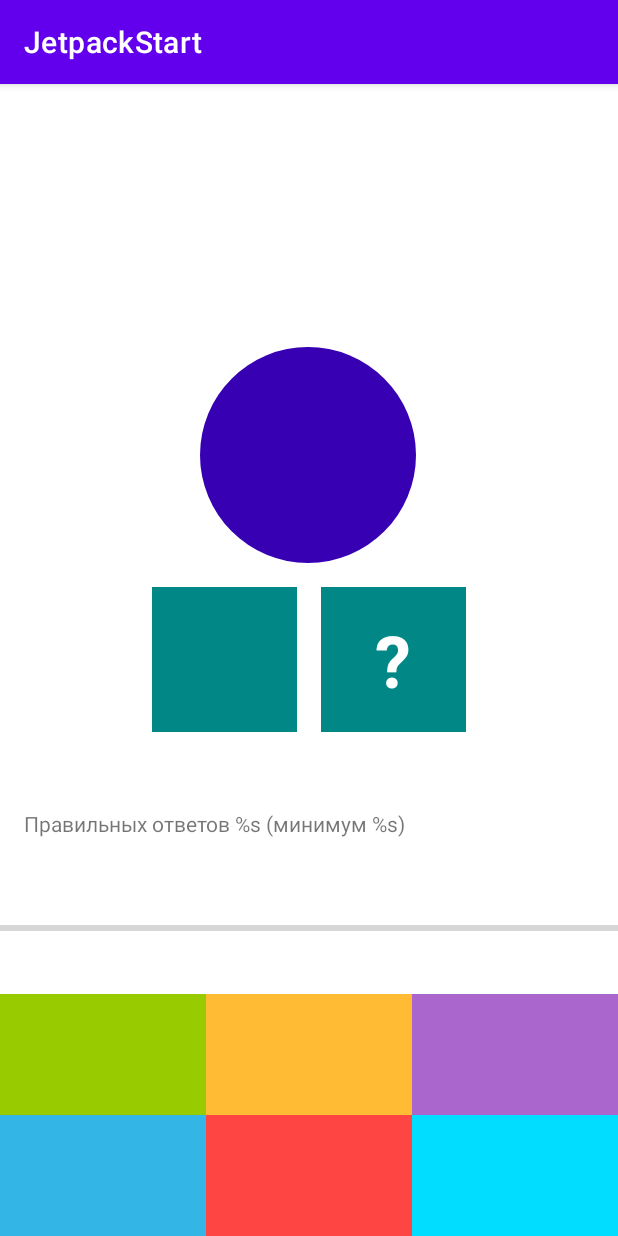
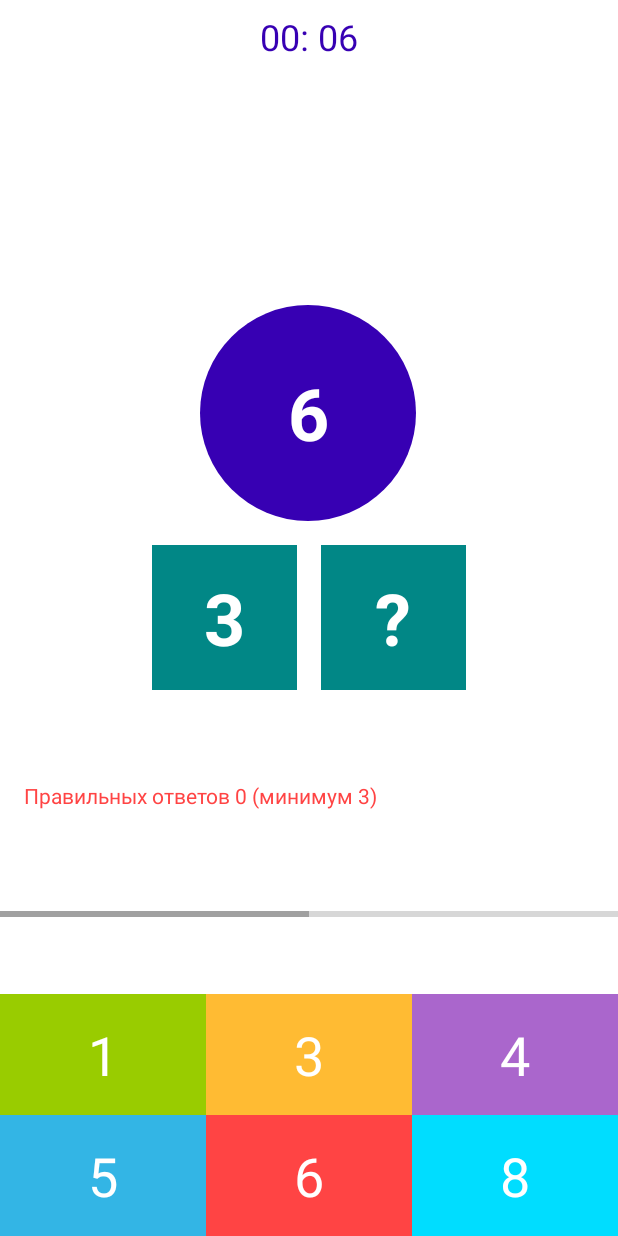
Before and after one commit to PiligrimLazlo/StepicCourse, an Android app: the fragment ChooseLevelFragment placed in its activity, after a tap on "ТЕСТОВЫЙ", on a phone screen of 412 x 824 dp. Run offline under Robolectric (Android 15) with nearby library versions, the phone set to English and light mode, and no system bars; our stand-ins replace data binding.

```diff
--- a/Composition/app/src/main/AndroidManifest.xml
+++ b/Composition/app/src/main/AndroidManifest.xml
@@ -15,6 +15,7 @@
         tools:targetApi="31">
         <activity
             android:name=".presentation.MainActivity"
+            android:screenOrientation="portrait"
             android:exported="true">
             <intent-filter>
                 <action android:name="android.intent.action.MAIN" />
--- a/Composition/app/src/main/java/ru/pl/composition/data/GameRepositoryImpl.kt
+++ b/Composition/app/src/main/java/ru/pl/composition/data/GameRepositoryImpl.kt
@@ -11,7 +11,7 @@ import kotlin.random.Random
 object GameRepositoryImpl : GameRepository {
 
     private const val MIN_SUM_VALUE = 2
-    private const val MIN_ANSWER_VALUE = 2
+    private const val MIN_ANSWER_VALUE = 1
 
     override fun generateQuestion(maxSumValue: Int, countOfOptions: Int): Question {
         val sum = Random.nextInt(MIN_SUM_VALUE, maxSumValue + 1)
--- a/Composition/app/src/main/java/ru/pl/composition/presentation/GameFragment.kt
+++ b/Composition/app/src/main/java/ru/pl/composition/presentation/GameFragment.kt
@@ -1,23 +1,41 @@
 package ru.pl.composition.presentation
 
+import android.content.res.ColorStateList
 import android.os.Bundle
 import android.view.LayoutInflater
 import android.view.View
 import android.view.ViewGroup
+import android.widget.TextView
+import androidx.core.content.ContextCompat
 import androidx.core.os.bundleOf
 import androidx.fragment.app.Fragment
 import androidx.lifecycle.ViewModelProvider
 import ru.pl.composition.R
 import ru.pl.composition.databinding.FragmentGameBinding
 import ru.pl.composition.domain.entity.GameResult
-import ru.pl.composition.domain.entity.GameSettings
 import ru.pl.composition.domain.entity.Level
-import ru.pl.composition.domain.entity.Question
 
 class GameFragment : Fragment() {
 
     private lateinit var level: Level
-    private lateinit var gameViewModel: GameViewModel
+
+    private val viewModelFactory by lazy {
+        GameViewModelFactory(level, requireActivity().application)
+    }
+    private val gameViewModel: GameViewModel by lazy {
+        ViewModelProvider(this, viewModelFactory)[GameViewModel::class.java]
+    }
+
+    private val tvOptions by lazy {
+        mutableListOf<TextView>().apply {
+            add(binding.tvOption1)
+            add(binding.tvOption2)
+            add(binding.tvOption3)
+            add(binding.tvOption4)
+            add(binding.tvOption5)
+            add(binding.tvOption6)
+        }
+    }
 
     private var _binding: FragmentGameBinding? = null
     private val binding: FragmentGameBinding
@@ -40,19 +58,59 @@ class GameFragment : Fragment() {
 
     override fun onViewCreated(view: View, savedInstanceState: Bundle?) {
         super.onViewCreated(view, savedInstanceState)
-        gameViewModel = ViewModelProvider(this)[GameViewModel::class.java]
+        observeViewModel()
+        setClickListenersToOptions()
 
-        binding.tvSum.setOnClickListener {
-            launchGameFinishedFragment(
-                GameResult(
-                    true, 10, 20,
-                    GameSettings(
-                        1, 1,
-                        1, 1
-                    )
-                )
-            )
+    }
+
+    private fun setClickListenersToOptions() {
+        for (tvOption in tvOptions) {
+            tvOption.setOnClickListener {
+                gameViewModel.chooseAnswer(tvOption.text.toString().toInt())
+            }
         }
+    }
+
+    private fun observeViewModel() {
+        gameViewModel.question.observe(viewLifecycleOwner) {
+            binding.apply {
+                tvSum.text = it.sum.toString()
+                tvLeftNumber.text = it.visibleNumber.toString()
+                for (i in 0 until tvOptions.size) {
+                    tvOptions[i].text = it.options[i].toString()
+                }
+            }
+        }
+        gameViewModel.percentOfRightAnswers.observe(viewLifecycleOwner) {
+            binding.progressBar.setProgress(it, true)
+        }
+        gameViewModel.enoughCount.observe(viewLifecycleOwner) {
+            binding.tvAnswersProgress.setTextColor(getColorByState(it))
+        }
+        gameViewModel.enoughPercent.observe(viewLifecycleOwner) {
+            val color = getColorByState(it)
+            binding.progressBar.progressTintList = ColorStateList.valueOf(color)
+        }
+        gameViewModel.formattedTime.observe(viewLifecycleOwner) {
+            binding.tvTimer.text = it
+        }
+        gameViewModel.minPercent.observe(viewLifecycleOwner) {
+            binding.progressBar.secondaryProgress = it
+        }
+        gameViewModel.gameResult.observe(viewLifecycleOwner) {
+            launchGameFinishedFragment(it)
+        }
+        gameViewModel.progressAnswers.observe(viewLifecycleOwner) {
+            binding.tvAnswersProgress.text = it
+        }
+    }
+
+    private fun getColorByState(goodState: Boolean): Int {
+        val colorResId = if (goodState)
+            android.R.color.holo_green_light
+        else
+            android.R.color.holo_red_light
+        return ContextCompat.getColor(requireContext(), colorResId)
     }
 
     private fun launchGameFinishedFragment(gameResult: GameResult) {
--- a/Composition/app/src/main/java/ru/pl/composition/presentation/GameViewModel.kt
+++ b/Composition/app/src/main/java/ru/pl/composition/presentation/GameViewModel.kt
@@ -5,6 +5,7 @@ import android.os.CountDownTimer
 import androidx.lifecycle.AndroidViewModel
 import androidx.lifecycle.LiveData
 import androidx.lifecycle.MutableLiveData
+import androidx.lifecycle.ViewModel
 import ru.pl.composition.R
 import ru.pl.composition.data.GameRepositoryImpl
 import ru.pl.composition.domain.entity.GameResult
@@ -14,9 +15,11 @@ import ru.pl.composition.domain.entity.Question
 import ru.pl.composition.domain.usecases.GenerateQuestionUseCase
 import ru.pl.composition.domain.usecases.GetGameSettingsUseCase
 
-class GameViewModel(application: Application) : AndroidViewModel(application) {
+class GameViewModel(
+    private val application: Application,
+    private val level: Level
+) : ViewModel() {
 
-    private val context = application
     private val gameRepository = GameRepositoryImpl
 
     private val generateQuestionUseCase = GenerateQuestionUseCase(gameRepository)
@@ -25,7 +28,6 @@ class GameViewModel(application: Application) : AndroidViewModel(application) {
     private var timer: CountDownTimer? = null
 
     private lateinit var gameSettings: GameSettings
-    private lateinit var level: Level
 
     private val _formattedTime = MutableLiveData<String>()
     val formattedTime: LiveData<String>
@@ -63,10 +65,15 @@ class GameViewModel(application: Application) : AndroidViewModel(application) {
     private var countOfRightAnswers = 0
     private var countOfQuestions = 0
 
-    fun startGame(level: Level) {
-        getGameSettings(level)
+    init {
+        startGame()
+    }
+
+    private fun startGame() {
+        getGameSettings()
         startTimer()
         generateQuestion()
+        updateProgress()
     }
 
     fun chooseAnswer(number: Int) {
@@ -79,7 +86,7 @@ class GameViewModel(application: Application) : AndroidViewModel(application) {
         val percent = calculatePercentOfRightAnswers()
         _percentOfRightAnswers.value = percent
         _progressAnswers.value = String.format(
-            context.resources.getString(R.string.progress_answers),
+            application.resources.getString(R.string.progress_answers),
             countOfRightAnswers,
             gameSettings.minCountOfRightAnswers
         )
@@ -89,6 +96,8 @@ class GameViewModel(application: Application) : AndroidViewModel(application) {
     }
 
     private fun calculatePercentOfRightAnswers(): Int {
+        if (countOfQuestions == 0)
+            return 0
         return ((countOfRightAnswers / countOfQuestions.toDouble()) * 100).toInt()
     }
 
@@ -100,8 +109,7 @@ class GameViewModel(application: Application) : AndroidViewModel(application) {
         countOfQuestions++
     }
 
-    private fun getGameSettings(level: Level) {
-        this.level = level
+    private fun getGameSettings() {
         this.gameSettings = getGameSettingsUseCase(level)
         _minPercent.value = gameSettings.minPercentOfRightAnswers
     }
--- /dev/null
+++ b/Composition/app/src/main/java/ru/pl/composition/presentation/GameViewModelFactory.kt
@@ -0,0 +1,21 @@
+package ru.pl.composition.presentation
+
+import android.app.Application
+import androidx.lifecycle.ViewModel
+import androidx.lifecycle.ViewModelProvider
+import androidx.lifecycle.viewmodel.CreationExtras
+import ru.pl.composition.domain.entity.Level
+
+class GameViewModelFactory(
+    private val level: Level,
+    private val application: Application
+) : ViewModelProvider.Factory {
+
+    override fun <T : ViewModel> create(modelClass: Class<T>): T {
+        if (modelClass.isAssignableFrom(GameViewModel::class.java)) {
+            return GameViewModel(application, level) as T
+        }
+        throw RuntimeException("Unknown viewModel class $modelClass")
+    }
+
+}
--- a/Composition/app/src/main/res/layout/activity_main.xml
+++ b/Composition/app/src/main/res/layout/activity_main.xml
@@ -1,10 +1,11 @@
 <?xml version="1.0" encoding="utf-8"?>
-<androidx.fragment.app.FragmentContainerView
-    xmlns:android="http://schemas.android.com/apk/res/android"
-    xmlns:tools="http://schemas.android.com/tools"
-    android:id="@+id/main_container"
-    android:layout_width="match_parent"
-    android:layout_height="match_parent"
-    tools:context=".presentation.MainActivity"
-    android:name="ru.pl.composition.presentation.WelcomeFragment"
-    />
+<layout>
+
+    <androidx.fragment.app.FragmentContainerView xmlns:android="http://schemas.android.com/apk/res/android"
+        xmlns:tools="http://schemas.android.com/tools"
+        android:id="@+id/main_container"
+        android:name="ru.pl.composition.presentation.WelcomeFragment"
+        android:layout_width="match_parent"
+        android:layout_height="match_parent"
+        tools:context=".presentation.MainActivity" />
+</layout>
--- a/Composition/app/src/main/res/layout/fragment_game.xml
+++ b/Composition/app/src/main/res/layout/fragment_game.xml
@@ -1,12 +1,12 @@
 <?xml version="1.0" encoding="utf-8"?>
-<androidx.constraintlayout.widget.ConstraintLayout
-    xmlns:android="http://schemas.android.com/apk/res/android"
+<layout>
+
+    <androidx.constraintlayout.widget.ConstraintLayout xmlns:android="http://schemas.android.com/apk/res/android"
         xmlns:app="http://schemas.android.com/apk/res-auto"
         xmlns:tools="http://schemas.android.com/tools"
         android:layout_width="match_parent"
         android:layout_height="match_parent"
-    tools:context=".presentation.GameFragment"
-    >
+        tools:context=".presentation.GameFragment">
 
         <TextView
             android:id="@+id/tv_timer"
@@ -18,8 +18,7 @@
             app:layout_constraintEnd_toEndOf="parent"
             app:layout_constraintStart_toStartOf="parent"
             app:layout_constraintTop_toTopOf="parent"
-        tools:text="00:00"
-        />
+            tools:text="00:00" />
 
         <TextView
             android:id="@+id/tv_sum"
@@ -33,8 +32,7 @@
             app:layout_constraintStart_toStartOf="parent"
             app:layout_constraintTop_toTopOf="parent"
             app:layout_constraintVertical_chainStyle="packed"
-        tools:text="1"
-        />
+            tools:text="1" />
 
         <TextView
             android:id="@+id/tv_left_number"
@@ -48,8 +46,7 @@
             app:layout_constraintHorizontal_chainStyle="packed"
             app:layout_constraintStart_toStartOf="parent"
             app:layout_constraintTop_toBottomOf="@id/tv_sum"
-        tools:text="7"
-        />
+            tools:text="7" />
 
         <TextView
             android:id="@+id/tv_question"
@@ -62,8 +59,7 @@
             app:layout_constraintDimensionRatio="1:1"
             app:layout_constraintEnd_toEndOf="parent"
             app:layout_constraintStart_toEndOf="@id/tv_left_number"
-        app:layout_constraintTop_toTopOf="@id/tv_left_number"
-        />
+            app:layout_constraintTop_toTopOf="@id/tv_left_number" />
 
         <TextView
             android:id="@+id/tv_option_1"
@@ -75,8 +71,7 @@
             app:layout_constraintEnd_toStartOf="@id/tv_option_5"
             app:layout_constraintHorizontal_chainStyle="spread"
             app:layout_constraintStart_toStartOf="parent"
-        tools:text="1"
-        />
+            tools:text="1" />
 
         <TextView
             android:id="@+id/tv_option_2"
@@ -87,8 +82,7 @@
             app:layout_constraintBottom_toTopOf="@id/tv_option_4"
             app:layout_constraintEnd_toStartOf="@id/tv_option_6"
             app:layout_constraintStart_toEndOf="@id/tv_option_4"
-        tools:text="2"
-        />
+            tools:text="2" />
 
         <TextView
             android:id="@+id/tv_option_3"
@@ -99,8 +93,7 @@
             app:layout_constraintBottom_toTopOf="@id/tv_option_4"
             app:layout_constraintEnd_toEndOf="parent"
             app:layout_constraintStart_toEndOf="@id/tv_option_5"
-        tools:text="3"
-        />
+            tools:text="3" />
 
         <TextView
             android:id="@+id/tv_option_4"
@@ -112,8 +105,7 @@
             app:layout_constraintEnd_toStartOf="@id/tv_option_5"
             app:layout_constraintHorizontal_chainStyle="spread"
             app:layout_constraintStart_toStartOf="parent"
-        tools:text="4"
-        />
+            tools:text="4" />
 
         <TextView
             android:id="@+id/tv_option_5"
@@ -124,8 +116,7 @@
             app:layout_constraintBottom_toBottomOf="parent"
             app:layout_constraintEnd_toStartOf="@id/tv_option_6"
             app:layout_constraintStart_toEndOf="@id/tv_option_4"
-        tools:text="5"
-        />
+            tools:text="5" />
 
         <TextView
             android:id="@+id/tv_option_6"
@@ -136,19 +127,17 @@
             app:layout_constraintBottom_toBottomOf="parent"
             app:layout_constraintEnd_toEndOf="parent"
             app:layout_constraintStart_toEndOf="@id/tv_option_5"
-        tools:text="6"
-        />
+            tools:text="6" />
 
         <TextView
             android:id="@+id/tv_answers_progress"
             android:layout_width="match_parent"
             android:layout_height="wrap_content"
+            android:layout_margin="16dp"
             android:text="@string/progress_answers"
-        android:layout_margin="16dp"
-        app:layout_constraintVertical_chainStyle="spread"
+            app:layout_constraintBottom_toTopOf="@id/progress_bar"
             app:layout_constraintTop_toBottomOf="@id/tv_left_number"
-        app:layout_constraintBottom_toTopOf="@id/progress_bar"
-        />
+            app:layout_constraintVertical_chainStyle="spread" />
 
         <ProgressBar
             android:id="@+id/progress_bar"
@@ -160,7 +149,7 @@
             app:layout_constraintBottom_toTopOf="@+id/tv_option_2"
             app:layout_constraintEnd_toEndOf="parent"
             app:layout_constraintStart_toStartOf="parent"
-        app:layout_constraintTop_toBottomOf="@+id/tv_answers_progress"
-        />
+            app:layout_constraintTop_toBottomOf="@+id/tv_answers_progress" />
 
     </androidx.constraintlayout.widget.ConstraintLayout>
+</layout>
--- a/Composition/app/src/main/res/values-night/themes.xml
+++ b/Composition/app/src/main/res/values-night/themes.xml
@@ -1,6 +1,6 @@
 <resources xmlns:tools="http://schemas.android.com/tools">
     <!-- Base application theme. -->
-    <style name="Theme.Composition" parent="Theme.MaterialComponents.DayNight.DarkActionBar">
+    <style name="Theme.Composition" parent="Theme.MaterialComponents.DayNight.NoActionBar">
         <!-- Primary brand color. -->
         <item name="colorPrimary">@color/purple_200</item>
         <item name="colorPrimaryVariant">@color/purple_700</item>
--- a/Composition/app/src/main/res/values/themes.xml
+++ b/Composition/app/src/main/res/values/themes.xml
@@ -1,6 +1,6 @@
 <resources xmlns:tools="http://schemas.android.com/tools">
     <!-- Base application theme. -->
-    <style name="Theme.Composition" parent="Theme.MaterialComponents.DayNight.DarkActionBar">
+    <style name="Theme.Composition" parent="Theme.MaterialComponents.DayNight.NoActionBar">
         <!-- Primary brand color. -->
         <item name="colorPrimary">@color/purple_500</item>
         <item name="colorPrimaryVariant">@color/purple_700</item>
```
Also changed, not shown: Composition/app/build.gradle (+14 -1 lines), Composition/app/src/main/java/ru/pl/composition/presentation/BindingAdapters.kt (added, +56 -0 lines), Composition/app/src/main/java/ru/pl/composition/presentation/GameFinishedFragment.kt (+18 -17 lines), Composition/app/src/main/res/layout/fragment_choose_level.xml (+10 -14 lines), Composition/app/src/main/res/layout/fragment_game_finished.xml (+26 -20 lines), Composition/app/src/main/res/layout/fragment_welcome.xml (+13 -17 lines), Composition/build.gradle (+9 -0 lines). Lines whose indentation alone changed are shown as unchanged.
